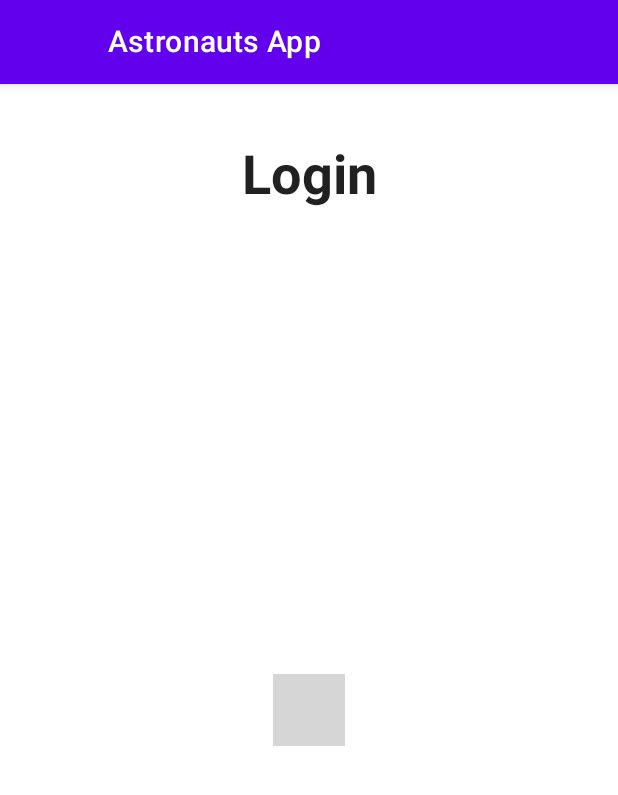
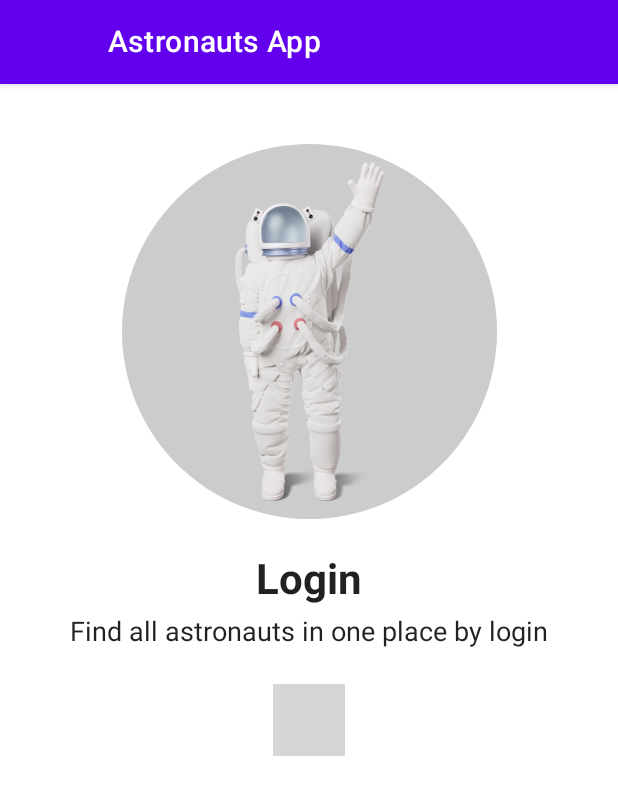
Before and after one commit to galanishubham/AndroidProject, an Android app built with Jetpack Compose: the LoginScreen screen opened through its navigation route, on a phone screen of 412 x 824 dp. Shown: the top 795 px of the screen. Run offline under Robolectric (Android 15) with nearby library versions, the phone set to English and light mode, and no system bars; libraries missing offline, so code that uses them is left out: com.facebook, com.facebook.login; 1 statement that could not run was skipped; grey boxes are pictures that could not be loaded.

Commit message:
update login page ui

```diff
--- a/app/src/main/java/com/example/astronautsapp/ui/screens/login/LoginScreen.kt
+++ b/app/src/main/java/com/example/astronautsapp/ui/screens/login/LoginScreen.kt
@@ -1,12 +1,15 @@
 package com.example.astronautsapp.ui.screens.login
 
 import android.util.Log
+import androidx.compose.foundation.Image
+import androidx.compose.foundation.background
 import androidx.compose.foundation.layout.*
 import androidx.compose.foundation.shape.CircleShape
 import androidx.compose.material.*
 import androidx.compose.runtime.*
 import androidx.compose.ui.Alignment
 import androidx.compose.ui.Modifier
+import androidx.compose.ui.draw.clip
 import androidx.compose.ui.graphics.Color
 import androidx.compose.ui.platform.LocalContext
 import androidx.compose.ui.res.painterResource
@@ -28,7 +31,6 @@ import com.facebook.login.widget.LoginButton
 import kotlinx.coroutines.launch
 
 
-
 @Composable
 fun LoginScreen(navController: NavHostController) {
     val viewModel = LoginViewModel()
@@ -48,10 +50,13 @@ fun LoginCard(navController: NavHostController, viewModel: LoginViewModel,modifi
         .padding(16.dp), horizontalAlignment = Alignment.CenterHorizontally) {
 
         Spacer(modifier = modifier.height(24.dp))
-        Text(text = stringResource(id = R.string.login_text), fontWeight = FontWeight.Bold, fontSize = 36.sp)
-
-        Column(modifier = modifier
-            .fillMaxSize(), horizontalAlignment = Alignment.CenterHorizontally, verticalArrangement = Arrangement.Center) {
+        Image(painter = painterResource(id = R.drawable.business_3d_astronaut_waving), contentDescription = "", modifier.size(250.dp) .clip(
+            CircleShape) .background(Color.LightGray) .padding(12.dp) )
+        Spacer(modifier = modifier.height(24.dp))
+        Text(text = stringResource(id = R.string.login_text), fontWeight = FontWeight.Bold, fontSize = 28.sp)
+        Spacer(modifier = modifier.height(8.dp))
+        Text(text = stringResource(id = R.string.login_text_description),  fontSize = 18.sp)
+        Spacer(modifier = modifier.height(24.dp))
 
         val scope = rememberCoroutineScope()
 
@@ -92,28 +97,28 @@ fun LoginCard(navController: NavHostController, viewModel: LoginViewModel,modifi
                                 Log.d("Login", exception.message.toString())
 
                             }
-                                }
+                        },
                     )
                 }
 
-                }, modifier.height(50.dp) )
-            }
-        }
+            }, modifier.fillMaxWidth() )
 
         }
     }
-
+}
 
 @Composable
 fun BioMetricButton(viewModel: LoginViewModel, navController: NavHostController, modifier: Modifier = Modifier) {
     var context = LocalContext.current
 
+    Spacer(modifier = modifier.height(24.dp))
+
     Button(onClick = { viewModel.launchBiometric(context, navController)}, modifier = modifier.height(100.dp), colors = ButtonDefaults.buttonColors(backgroundColor = Color.Transparent), shape = CircleShape) {
         Icon(painter = painterResource(id = R.drawable.baseline_fingerprint_24), contentDescription = "finger print lock", modifier = Modifier.size(70.dp))
     }
+
     Spacer(modifier = modifier.height(24.dp))
 
-    Text(text = stringResource(id = R.string.login_with_biometric), fontSize = 24.sp)
-
+    Text(text = stringResource(id = R.string.login_with_biometric), fontSize = 18.sp)
 
 }
--- a/app/src/main/res/values/strings.xml
+++ b/app/src/main/res/values/strings.xml
@@ -7,6 +7,7 @@
     <string name="flights">Flights</string>
     <string name="title_activity_login_screen">LoginScreen</string>
     <string name="login_text">Login</string>
+    <string name="login_text_description">Find all astronauts in one place by login</string>
     <string name="login_with_google">Login with Google</string>
 
     <string name="facebook_app_id">517131840609926</string>
```
Also changed, not shown: app/src/main/res/drawable/business_3d_astronaut_waving.png (added). Lines whose indentation alone changed are shown as unchanged.
